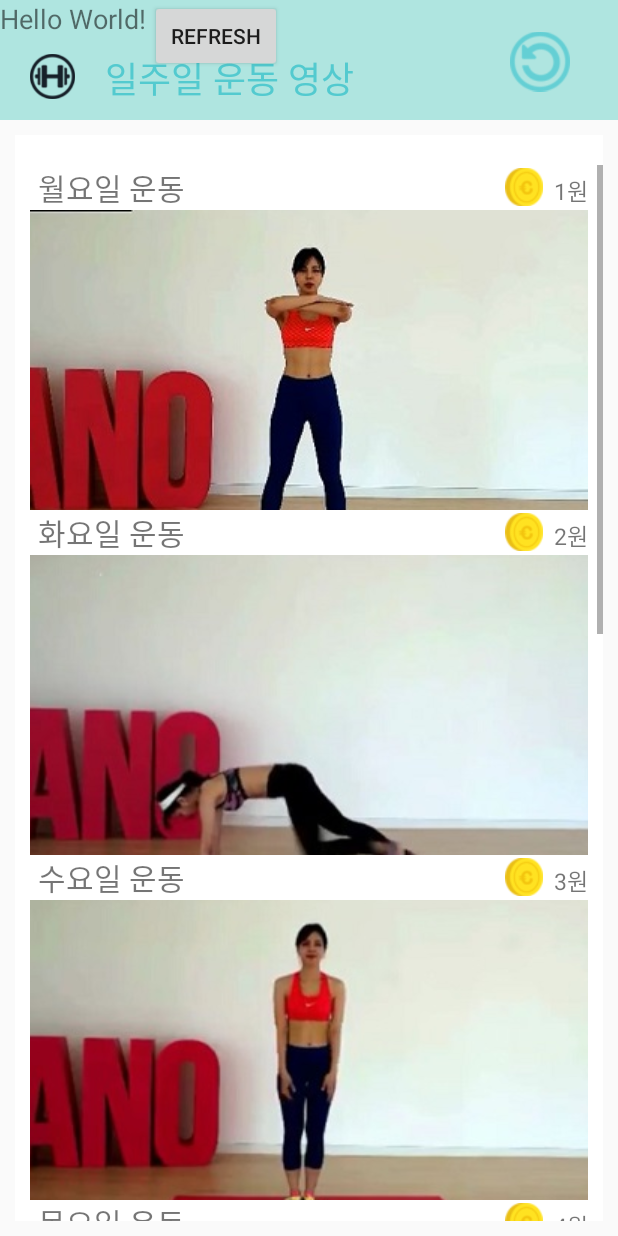
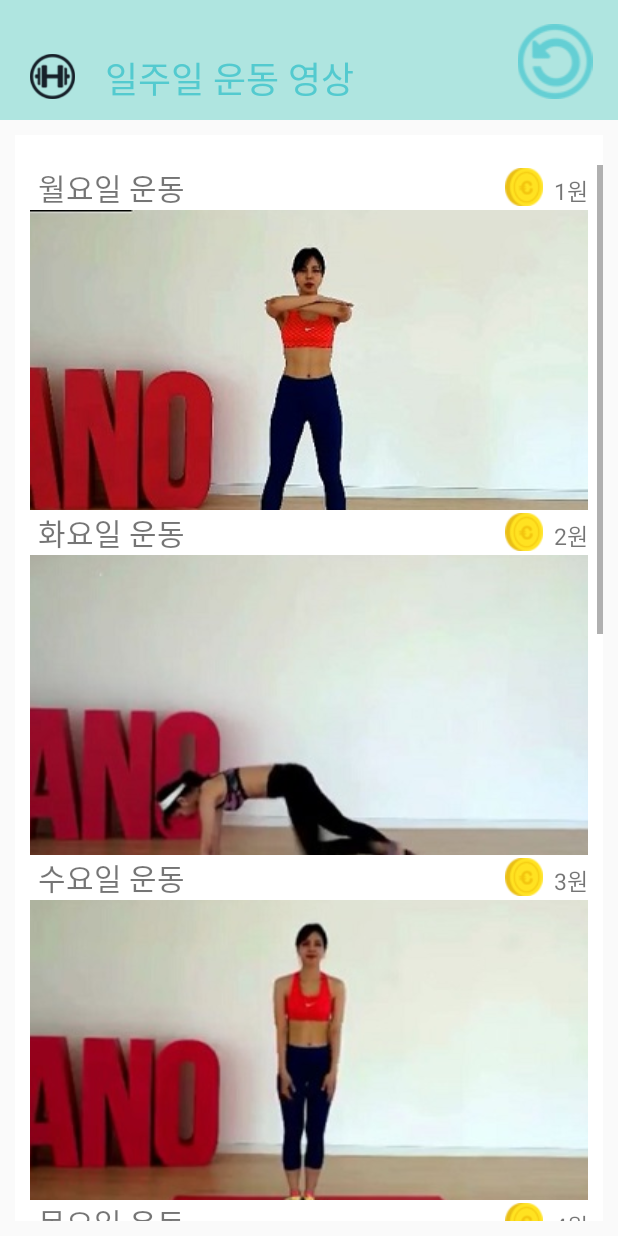
Before and after one commit to tom4712/Fitbitandroidgame, an Android app: the Move screen opened directly, with no data from a screen before it, on a phone screen of 412 x 824 dp. Run offline under Robolectric (Android 15) with nearby library versions, the phone set to English and light mode, and no system bars.

Commit message:
상점ㅋ 오류해결

```diff
--- a/app/src/main/AndroidManifest.xml
+++ b/app/src/main/AndroidManifest.xml
@@ -100,7 +100,7 @@
         <activity
             android:name=".Gumai"
 
-            android:theme="@android:style/Theme.Dialog" />
+            android:theme="@style/AppTheme3" />
 
         <meta-data
             android:name="com.google.android.geo.API_KEY"
--- a/app/src/main/java/kr/hs/sdh/fitbit/fitbitandroidgame/Gumai.java
+++ b/app/src/main/java/kr/hs/sdh/fitbit/fitbitandroidgame/Gumai.java
@@ -28,7 +28,7 @@ public class Gumai extends Activity {
     protected void onCreate(Bundle savedInstanceState) {
         super.onCreate(savedInstanceState);
         setContentView(R.layout.activity_gumai);
-        requestWindowFeature(Window.FEATURE_NO_TITLE);
+
 
         Log.d("POPUP", "내가 떳따!");
 
--- a/app/src/main/java/kr/hs/sdh/fitbit/fitbitandroidgame/Move.java
+++ b/app/src/main/java/kr/hs/sdh/fitbit/fitbitandroidgame/Move.java
@@ -13,11 +13,9 @@ import java.util.Date;
 
 public class Move extends AppCompatActivity implements View.OnClickListener{
     long mNow;
-    SimpleDateFormat mFormat = new SimpleDateFormat("yyyy-MM-dd hh:mm:ss");
 
-    Date mDate;
-    TextView mTextView;
-    Button mRefreshBtn;
+
+
 
 
     int num=0;
@@ -26,9 +24,8 @@ public class Move extends AppCompatActivity implements View.OnClickListener{
         super.onCreate(savedInstanceState);
 
         setContentView(R.layout.activity_move);
-        mTextView = (TextView) findViewById(R.id.textView);
-        mRefreshBtn = (Button) findViewById(R.id.refreshBtn);
-        mRefreshBtn.setOnClickListener(this);
+
+
 
     }
 
@@ -37,10 +34,6 @@ public class Move extends AppCompatActivity implements View.OnClickListener{
         switch (view.getId()){
             case R.id.back_1:
                 super.onBackPressed();
-                break;
-            case R.id.refreshBtn:
-                mTextView.setText(getTime());
-
                 break;
             case R.id.im1:
                 Intent  i = new Intent(getApplicationContext(), Movie.class);
@@ -92,16 +85,7 @@ public class Move extends AppCompatActivity implements View.OnClickListener{
 
         }
     }
-    private String getTime(){
 
-        mNow = System.currentTimeMillis();
-
-        mDate = new Date(mNow);
-
-        mDate.setDate(mDate.getDate()+1);
-
-        return mFormat.format(mDate);
-    }
 
 
 }
--- a/app/src/main/java/kr/hs/sdh/fitbit/fitbitandroidgame/Movie.java
+++ b/app/src/main/java/kr/hs/sdh/fitbit/fitbitandroidgame/Movie.java
@@ -33,7 +33,6 @@ public class Movie extends AppCompatActivity implements View.OnClickListener{
 
     int num2;
 
-    SimpleDateFormat mFormat = new SimpleDateFormat("MM-dd");
 
     TextView mTextView;
 
@@ -82,8 +81,7 @@ public class Movie extends AppCompatActivity implements View.OnClickListener{
 
         setContentView(R.layout.activity_movie);
         resultDB();
-        mTextView = (TextView) findViewById(R.id.textView);
-        mRefreshBtn = (Button) findViewById(R.id.refreshBtn);
+
 
         //bind listener
 //        mRefreshBtn.setOnClickListener(this);
--- a/app/src/main/res/layout/activity_move.xml
+++ b/app/src/main/res/layout/activity_move.xml
@@ -1,9 +1,14 @@
 <?xml version="1.0" encoding="utf-8"?>
 <LinearLayout xmlns:android="http://schemas.android.com/apk/res/android"
+
     xmlns:app="http://schemas.android.com/apk/res-auto"
+
     xmlns:tools="http://schemas.android.com/tools"
+
     android:layout_width="match_parent"
+
     android:orientation="vertical"
+
     android:layout_height="match_parent">
 
 
@@ -28,21 +33,7 @@
                 android:background="#00ff0000"
                 android:src="@drawable/move" />
 
-            <Button
-                android:id="@+id/refreshBtn"
-                android:text="refresh"
-                android:layout_marginLeft="100dp"
-                android:layout_width="wrap_content"
-                android:layout_height="wrap_content" />
 
-            <TextView
-                android:id="@+id/textView"
-                android:layout_width="wrap_content"
-                android:layout_height="wrap_content"
-                android:text="Hello World!"
-                android:textSize="18sp"
-                android:layout_marginBottom="14dp"
-                />
 
             <TextView
                 android:id="@+id/percent"
@@ -58,7 +49,7 @@
 
             <ImageButton
                 android:id="@+id/back_1"
-                android:layout_width="40dp"
+                android:layout_width="60dp"
                 android:layout_height="50dp"
                 android:layout_marginLeft="340dp"
                 android:scaleType="fitCenter"
--- a/app/src/main/res/values/styles.xml
+++ b/app/src/main/res/values/styles.xml
@@ -19,7 +19,12 @@
         <item name="windowNoTitle">true</item>
         <item name="windowActionBar">false</item>
     </style>
+    <style name="AppTheme3" parent="Theme.AppCompat.Dialog">
+        <!-- Customize your theme here. -->
 
+        <item name="windowNoTitle">true</item>
+        <item name="windowActionBar">false</item>
+    </style>
     <style name="FullscreenTheme" parent="AppTheme">
         <item name="android:actionBarStyle">@style/FullscreenActionBarStyle</item>
     <item name="android:windowActionBarOverlay">true</item>
```
Also changed, not shown: app/src/main/java/kr/hs/sdh/fitbit/fitbitandroidgame/Movie6.java (+8 -0 lines), app/src/main/res/layout/activity_movie.xml (+7 -3 lines), app/src/main/res/layout/activity_movie2.xml (+7 -4 lines), app/src/main/res/layout/activity_movie3.xml (+9 -3 lines), app/src/main/res/layout/activity_movie4.xml (+9 -3 lines), app/src/main/res/layout/activity_movie5.xml (+9 -3 lines), app/src/main/res/layout/activity_movie6.xml (+8 -3 lines), app/src/main/res/layout/activity_movie7.xml (+8 -3 lines), app/src/main/res/drawable/playpaly.png (added), app/src/main/res/drawable/stop.png (added), app/src/main/res/drawable/stst.png (added), 3 other files.
